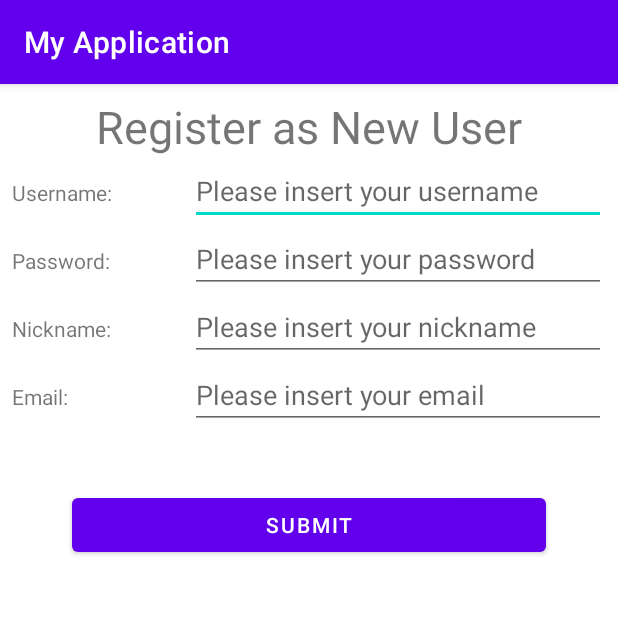
After one commit to bttg/Mobile-Computing, an Android app: the SignUp screen opened directly, with no data from a screen before it, on a phone screen of 412 x 824 dp, the top half of it. The commit adds this screen. Run offline under Robolectric (Android 15) with nearby library versions, the light colour scheme and no system bars.

Commit message:
Sign up and Sign in

```diff
--- a/Workspace/app/build.gradle
+++ b/Workspace/app/build.gradle
@@ -37,7 +37,12 @@ dependencies {
     implementation 'androidx.constraintlayout:constraintlayout:2.0.4'
     implementation 'androidx.navigation:navigation-fragment:2.3.5'
     implementation 'androidx.navigation:navigation-ui:2.3.5'
+    implementation 'androidx.annotation:annotation:1.2.0'
+    implementation 'androidx.lifecycle:lifecycle-livedata-ktx:2.3.1'
+    implementation 'androidx.lifecycle:lifecycle-viewmodel-ktx:2.3.1'
     testImplementation 'junit:junit:4.+'
     androidTestImplementation 'androidx.test.ext:junit:1.1.2'
     androidTestImplementation 'androidx.test.espresso:espresso-core:3.3.0'
+    implementation("com.squareup.okhttp3:okhttp:4.9.2")
+    implementation 'com.google.code.gson:gson:2.8.8'
 }
--- /dev/null
+++ b/Workspace/app/src/main/res/layout/activity_sign_up.xml
@@ -0,0 +1,122 @@
+<?xml version="1.0" encoding="utf-8"?>
+<LinearLayout xmlns:android="http://schemas.android.com/apk/res/android"
+    android:layout_width="match_parent"
+    android:layout_height="match_parent"
+    android:padding="12px"
+    android:orientation="vertical"
+    >
+    <TextView
+        android:layout_width="match_parent"
+        android:layout_height="wrap_content"
+        android:text="Register as New User"
+        android:gravity="center"
+        android:textSize="30sp"
+        >
+    </TextView>
+
+    <LinearLayout xmlns:android="http://schemas.android.com/apk/res/android"
+        android:layout_width="match_parent"
+        android:layout_height="wrap_content"
+        android:orientation="horizontal"
+        >
+        <TextView
+            android:id="@+id/uname_text"
+            android:layout_width="0dp"
+            android:layout_height="wrap_content"
+            android:layout_weight="3"
+            android:text="Username:" >
+        </TextView>
+
+        <EditText
+            android:id="@+id/uname_input"
+            android:layout_width="0dp"
+            android:layout_height="wrap_content"
+            android:layout_weight="7"
+            android:singleLine="true"
+            android:hint="Please insert your username" >
+        </EditText>
+
+    </LinearLayout>
+
+    <LinearLayout xmlns:android="http://schemas.android.com/apk/res/android"
+        android:layout_width="match_parent"
+        android:layout_height="wrap_content"
+        android:orientation="horizontal"
+        >
+        <TextView
+            android:id="@+id/upass_text"
+            android:layout_width="0dp"
+            android:layout_height="wrap_content"
+            android:layout_weight="3"
+            android:text="Password:" >
+        </TextView>
+
+        <EditText
+            android:id="@+id/upass_input"
+            android:layout_width="0dp"
+            android:layout_height="wrap_content"
+            android:layout_weight="7"
+            android:singleLine="true"
+            android:inputType="textPassword"
+            android:hint="Please insert your password" >
+        </EditText>
+
+    </LinearLayout>
+
+    <LinearLayout xmlns:android="http://schemas.android.com/apk/res/android"
+        android:layout_width="match_parent"
+        android:layout_height="wrap_content"
+        android:orientation="horizontal"
+        >
+        <TextView
+            android:id="@+id/nickname_text"
+            android:layout_width="0dp"
+            android:layout_height="wrap_content"
+            android:layout_weight="3"
+            android:text="Nickname:" >
+        </TextView>
+
+        <EditText
+            android:id="@+id/nickname_input"
+            android:layout_width="0dp"
+            android:layout_height="wrap_content"
+            android:layout_weight="7"
+            android:singleLine="true"
+            android:hint="Please insert your nickname" >
+        </EditText>
+
+    </LinearLayout>
+
+    <LinearLayout xmlns:android="http://schemas.android.com/apk/res/android"
+        android:layout_width="match_parent"
+        android:layout_height="wrap_content"
+        android:orientation="horizontal"
+        >
+        <TextView
+            android:id="@+id/email_text"
+            android:layout_width="0dp"
+            android:layout_height="wrap_content"
+            android:layout_weight="3"
+            android:text="Email:" >
+        </TextView>
+
+        <EditText
+            android:id="@+id/email_input"
+            android:layout_width="0dp"
+            android:layout_height="wrap_content"
+            android:layout_weight="7"
+            android:singleLine="true"
+            android:hint="Please insert your email" >
+        </EditText>
+
+    </LinearLayout>
+
+    <Button
+        android:id="@+id/submitbtn"
+        android:layout_width="match_parent"
+        android:layout_height="wrap_content"
+        android:text="Submit"
+        android:layout_margin="40dp">
+    </Button>
+
+</LinearLayout>
--- a/Workspace/app/src/main/res/values-land/dimens.xml
+++ b/Workspace/app/src/main/res/values-land/dimens.xml
@@ -1,3 +1,4 @@
 <resources>
     <dimen name="fab_margin">48dp</dimen>
+    <dimen name="activity_horizontal_margin">48dp</dimen>
 </resources>
--- a/Workspace/app/src/main/res/values-w1240dp/dimens.xml
+++ b/Workspace/app/src/main/res/values-w1240dp/dimens.xml
@@ -1,3 +1,4 @@
 <resources>
     <dimen name="fab_margin">200dp</dimen>
+    <dimen name="activity_horizontal_margin">200dp</dimen>
 </resources>
--- a/Workspace/app/src/main/res/values-w600dp/dimens.xml
+++ b/Workspace/app/src/main/res/values-w600dp/dimens.xml
@@ -1,3 +1,4 @@
 <resources>
     <dimen name="fab_margin">48dp</dimen>
+    <dimen name="activity_horizontal_margin">48dp</dimen>
 </resources>
--- a/Workspace/app/src/main/res/values/dimens.xml
+++ b/Workspace/app/src/main/res/values/dimens.xml
@@ -1,3 +1,6 @@
 <resources>
     <dimen name="fab_margin">16dp</dimen>
+    <!-- Default screen margins, per the Android Design guidelines. -->
+    <dimen name="activity_horizontal_margin">16dp</dimen>
+    <dimen name="activity_vertical_margin">16dp</dimen>
 </resources>
--- /dev/null
+++ b/Workspace/app/src/main/res/xml/network_security_config.xml
@@ -0,0 +1,4 @@
+<?xml version="1.0" encoding="utf-8"?>
+<network-security-config>
+    <base-config cleartextTrafficPermitted="true" />
+</network-security-config>
```
Also changed, not shown: Workspace/app/src/main/AndroidManifest.xml (+8 -4 lines), Workspace/app/src/main/java/com/example/myapplication/MainActivity.java (+19 -58 lines), Workspace/app/src/main/java/com/example/myapplication/SecondFragment.java (deleted, +0 -47 lines), Workspace/app/src/main/java/com/example/myapplication/SignUp.java (added, +105 -0 lines), Workspace/app/src/main/java/com/example/myapplication/Status.java (added, +9 -0 lines), Workspace/app/src/main/res/layout/content_main.xml (deleted, +0 -19 lines), Workspace/app/src/main/res/values/strings.xml (+9 -0 lines).
